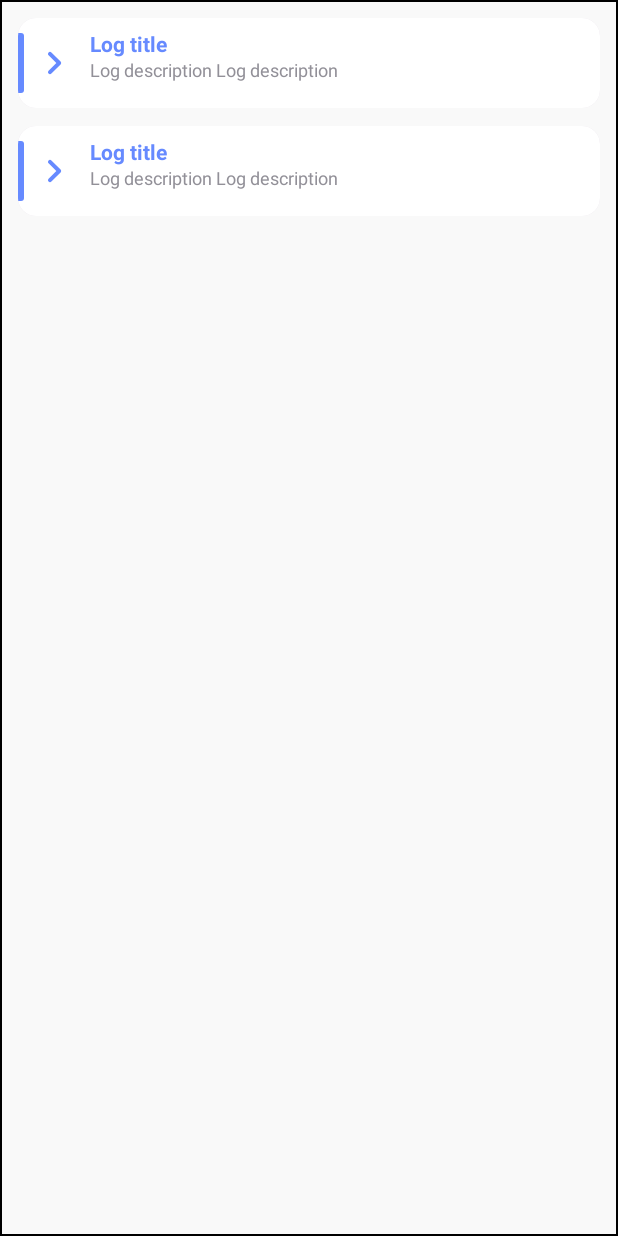
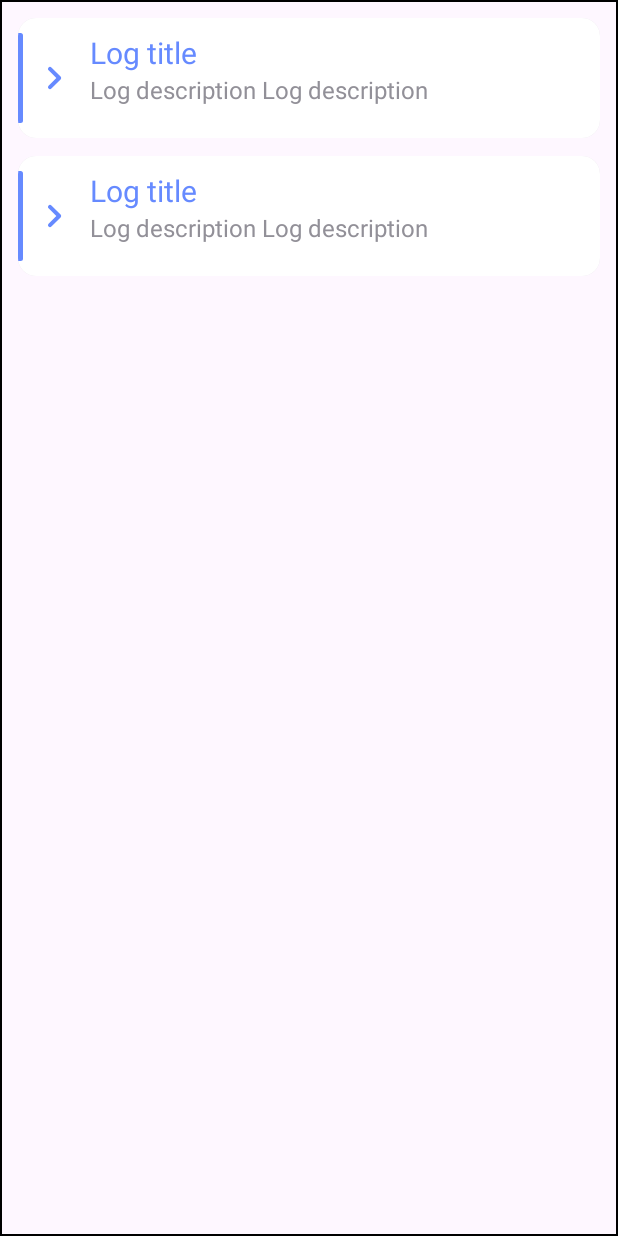
Before and after one commit to shtef21/android-business-diary, an Android app built with Jetpack Compose: the @Preview function PreviewDiaryShow, on a phone screen of 412 x 824 dp. Run offline under Robolectric (Android 15) with nearby library versions, the phone set to English and light mode, and no system bars.

Commit message:
Improve nav, start work on db

```diff
--- a/BusinessDiary/app/src/main/java/com/github/shtef21/businessdiary/logic/DiaryLog.kt
+++ b/BusinessDiary/app/src/main/java/com/github/shtef21/businessdiary/logic/DiaryLog.kt
@@ -1,10 +1,12 @@
 package com.github.shtef21.businessdiary.logic
 
 import java.util.Date
+import java.util.UUID
 
 data class DiaryLog (
     var title: String,
-    var description: String
+    var description: String,
+    val logId: String = UUID.randomUUID().toString()
 )
 
 /*
--- a/BusinessDiary/app/src/main/java/com/github/shtef21/businessdiary/pages/DiaryShowPage.kt
+++ b/BusinessDiary/app/src/main/java/com/github/shtef21/businessdiary/pages/DiaryShowPage.kt
@@ -13,6 +13,8 @@ import androidx.compose.foundation.layout.height
 import androidx.compose.foundation.layout.offset
 import androidx.compose.foundation.layout.padding
 import androidx.compose.foundation.layout.size
+import androidx.compose.foundation.lazy.LazyColumn
+import androidx.compose.foundation.lazy.items
 import androidx.compose.foundation.shape.CircleShape
 import androidx.compose.foundation.shape.RoundedCornerShape
 import androidx.compose.material.icons.Icons
@@ -27,6 +29,10 @@ import androidx.compose.material3.Icon
 import androidx.compose.material3.Surface
 import androidx.compose.material3.Text
 import androidx.compose.runtime.Composable
+import androidx.compose.runtime.getValue
+import androidx.compose.runtime.mutableStateOf
+import androidx.compose.runtime.remember
+import androidx.compose.runtime.setValue
 import androidx.compose.ui.Alignment
 import androidx.compose.ui.Modifier
 import androidx.compose.ui.draw.clip
@@ -37,12 +43,30 @@ import androidx.compose.ui.text.font.FontWeight
 import androidx.compose.ui.tooling.preview.Preview
 import androidx.compose.ui.unit.dp
 import androidx.compose.ui.unit.sp
+import com.github.shtef21.businessdiary.logic.DiaryLog
+import com.github.shtef21.businessdiary.logic.dbReadLogs
+import com.github.shtef21.businessdiary.ui.theme.AppBackground
 import com.github.shtef21.businessdiary.ui.theme.BlueLog
 import com.github.shtef21.businessdiary.ui.theme.LogDesc
-import com.github.shtef21.businessdiary.ui.theme.LogsBackground
 
 @Composable
 fun DiaryShowContainer() {
+
+
+    var logs: List<DiaryLog> by remember {
+        mutableStateOf(emptyList())
+    }
+
+    // TODO: fix this part
+    /* dbReadLogs(
+        onDataChange = { logsUpdate ->
+            logs = logsUpdate
+        },
+        onCancelled = { dbError ->
+            // Does nothing
+        }
+    )*/
+
     Box(
         modifier = Modifier
     ) {
@@ -51,31 +75,40 @@ fun DiaryShowContainer() {
         ) {
             Column(
                 modifier = Modifier
-                    .background(LogsBackground)
                     .padding(12.dp)
                     .fillMaxSize(),
                 verticalArrangement = Arrangement.spacedBy(12.dp)
             ) {
-                LogCard()
-                LogCard()
+                LogCard("Log title", "Log description ".repeat(2))
+                LogCard("Log title", "Log description ".repeat(2))
             }
+
+            // TODO: fix this part
+            /*LazyColumn {
+                items(logs) { log ->
+                    LogCard(title = log.title, description = log.description)
+                }
+            }*/
         }
     }
 }
 
 @Composable
-fun LogCard() {
+fun LogCard(title: String, description: String) {
+    val cardHeight = 80.dp
+    val labelHeight = cardHeight - 20.dp
+
     Card {
         Box(
             modifier = Modifier
                 .fillMaxWidth()
                 .background(Color.White)
-                .height(60.dp)
+                .height(cardHeight)
                 .offset(0.dp, 10.dp)
         ) {
             Box(
                 modifier = Modifier
-                    .size(4.dp, 40.dp)
+                    .size(3.dp, labelHeight)
                     .clip(
                         RoundedCornerShape(
                             0.dp, 8.dp, 8.dp, 0.dp
@@ -99,22 +132,22 @@ fun LogCard() {
             }
             Box(
                 modifier = Modifier
-                    .offset(48.dp, 0.dp),
+                    .offset(48.dp, 0.dp)
+                    .padding(0.dp, 2.dp, 0.dp, 5.dp),
                 contentAlignment = Alignment.CenterStart
             ) {
                 Column(
-                    verticalArrangement = Arrangement.spacedBy(2.dp)
+                    verticalArrangement = Arrangement.spacedBy(4.dp)
                 ) {
                     Text(
-                        text = "Log title",
+                        text = title,
                         color = BlueLog,
-                        fontWeight = FontWeight.Bold,
-                        fontSize = 14.sp
+                        fontSize = 20.sp
                     )
                     Text(
-                        text = "Log description ".repeat(2),
+                        text = description,
                         color = LogDesc,
-                        fontSize = 12.sp
+                        fontSize = 16.sp
                     )
                 }
             }
--- a/BusinessDiary/app/src/main/java/com/github/shtef21/businessdiary/ui/theme/Color.kt
+++ b/BusinessDiary/app/src/main/java/com/github/shtef21/businessdiary/ui/theme/Color.kt
@@ -15,4 +15,5 @@ val OrangeLog = Color(0xFFff6f01)
 val GreenLog = Color(0xFF1ee9b6)
 val RedLog = Color(0xFFf42829)
 val LogDesc = Color(0xFF929098)
-val LogsBackground = Color(0xFFf9f9f9)
+//val AppBackground = Color(0xFFf0f0f0)
+val AppBackground = Color(0xFFFDFAFE)
```
Also changed, not shown: BusinessDiary/app/src/main/java/com/github/shtef21/businessdiary/MainActivity.kt (+50 -42 lines), BusinessDiary/app/src/main/java/com/github/shtef21/businessdiary/logic/AppDb.kt (+43 -8 lines), BusinessDiary/app/src/main/java/com/github/shtef21/businessdiary/pages/AddLogPage.kt (+16 -12 lines).
